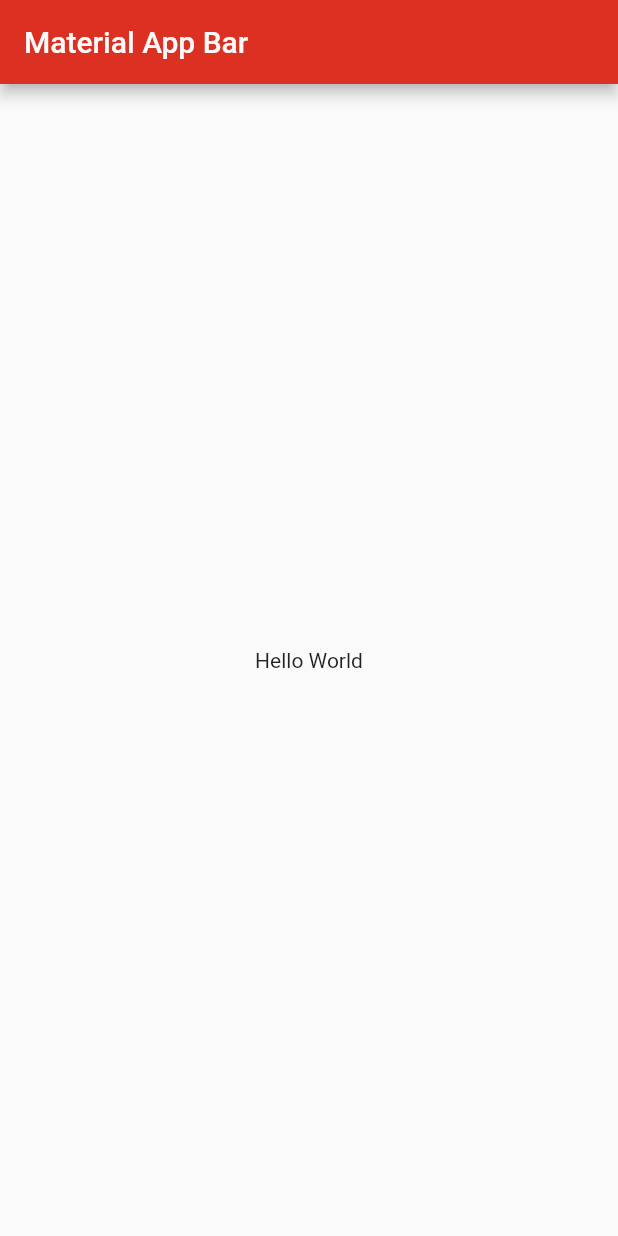
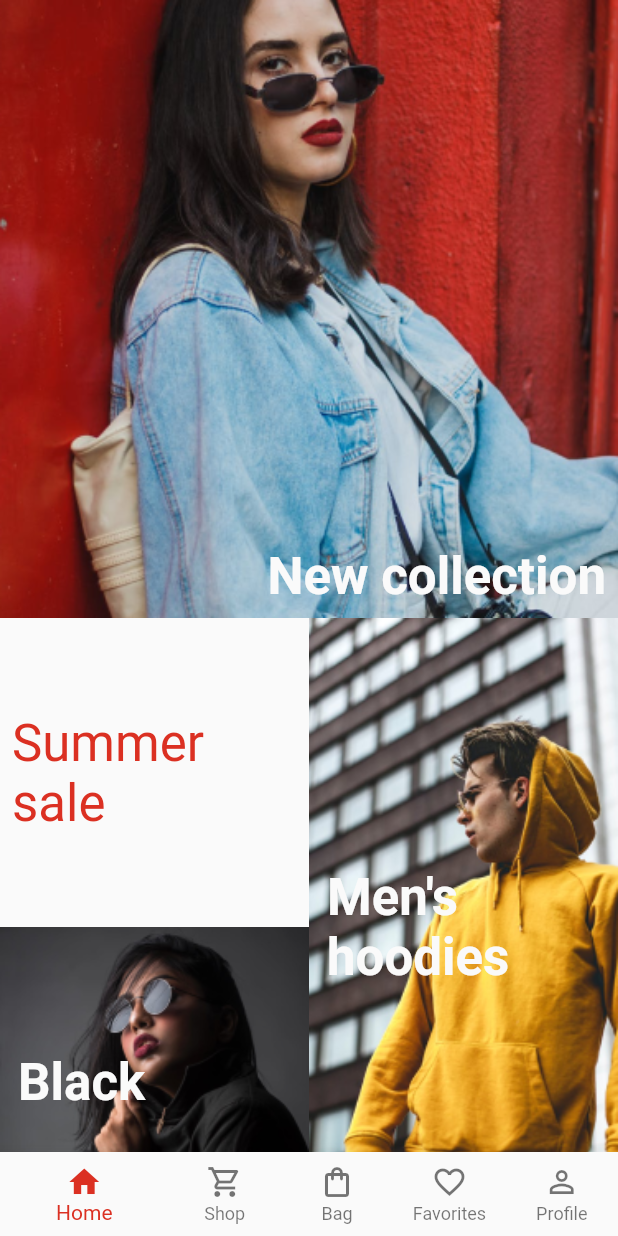
Before and after one commit to egemenongel/flutter_e-commerce_app, a Flutter app: the screen it shows after launch, on a phone screen of 412 x 824 dp. Run offline on Flutter 3.47's test engine with Material 2 defaults, Android fonts, the phone set to English and light mode, and no system bars.

Commit message:
Create home view UI

```diff
--- a/lib/core/extensions/theme/color_wheel.dart
+++ b/lib/core/extensions/theme/color_wheel.dart
@@ -3,6 +3,7 @@ import 'package:flutter/cupertino.dart';
 class ColorWheel {
   static const Color shojohiRed = Color(0xffdb3022);
   static const Color doctorWhite = Color(0xfffafafa);
+  static const Color totallyBlack = Color(0xff20201D);
   static const Color poppyGlow = Color(0xffF58945);
   static const Color lemonTart = Color(0xffFFDE69);
   static const Color unbleached = Color(0xffFBF9F6);
--- a/lib/core/extensions/theme/light/app_theme_light.dart
+++ b/lib/core/extensions/theme/light/app_theme_light.dart
@@ -12,19 +12,26 @@ class AppThemeLight extends AppTheme {
 
   @override
   ThemeData get theme => ThemeData(
-        colorScheme: _appColorScheme,
-      );
+      colorScheme: _appColorScheme,
+      bottomNavigationBarTheme: const BottomNavigationBarThemeData(
+        selectedItemColor: ColorWheel.shojohiRed,
+        unselectedItemColor: Colors.black54,
+        showUnselectedLabels: true,
+        selectedIconTheme: IconThemeData(
+          color: ColorWheel.shojohiRed,
+        ),
+      ).copyWith());
   ColorScheme get _appColorScheme {
     return const ColorScheme(
       primary: ColorWheel.shojohiRed,
       onPrimary: ColorWheel.doctorWhite,
       secondary: ColorWheel.shojohiRed,
-      onSecondary: Colors.grey,
-      background: Colors.white,
-      onBackground: Colors.grey,
-      surface: Colors.white,
+      onSecondary: ColorWheel.doctorWhite,
+      background: ColorWheel.doctorWhite,
+      onBackground: ColorWheel.shojohiRed,
+      surface: ColorWheel.doctorWhite,
       error: Colors.red,
-      onError: Colors.white,
+      onError: ColorWheel.doctorWhite,
       onSurface: Colors.grey,
       brightness: Brightness.light,
     );
--- /dev/null
+++ b/lib/features/bag/bag_view.dart
@@ -0,0 +1,10 @@
+import 'package:flutter/material.dart';
+
+class BagView extends StatelessWidget {
+  const BagView({Key? key}) : super(key: key);
+
+  @override
+  Widget build(BuildContext context) {
+    return const Center(child: Text('Bag'));
+  }
+}
--- /dev/null
+++ b/lib/features/bottom_nav_bar.dart
@@ -0,0 +1,51 @@
+import 'package:ecommerce_app/features/bag/bag_view.dart';
+import 'package:ecommerce_app/features/favorites/favorites_view.dart';
+import 'package:ecommerce_app/features/home/view/home_view.dart';
+import 'package:ecommerce_app/features/profile/profile.dart';
+import 'package:ecommerce_app/features/shop/shop_view.dart';
+import 'package:flutter/material.dart';
+
+class BottomNavBar extends StatefulWidget {
+  const BottomNavBar({Key? key}) : super(key: key);
+
+  @override
+  State<BottomNavBar> createState() => _BottomNavBarState();
+}
+
+class _BottomNavBarState extends State<BottomNavBar> {
+  int _selectedIndex = 0;
+  void _onItemTapped(int index) {
+    setState(() {
+      _selectedIndex = index;
+    });
+  }
+
+  static const List<Widget> _homeSubViews = <Widget>[
+    HomeView(),
+    ShopView(),
+    BagView(),
+    FavoritesView(),
+    ProfileView(),
+  ];
+
+  @override
+  Widget build(BuildContext context) {
+    return Scaffold(
+      body: _homeSubViews.elementAt(_selectedIndex),
+      bottomNavigationBar: BottomNavigationBar(
+          onTap: _onItemTapped,
+          currentIndex: _selectedIndex,
+          items: const [
+            BottomNavigationBarItem(icon: Icon(Icons.home), label: 'Home'),
+            BottomNavigationBarItem(
+                icon: Icon(Icons.shopping_cart_outlined), label: 'Shop'),
+            BottomNavigationBarItem(
+                icon: Icon(Icons.shopping_bag_outlined), label: 'Bag'),
+            BottomNavigationBarItem(
+                icon: Icon(Icons.favorite_border), label: 'Favorites'),
+            BottomNavigationBarItem(
+                icon: Icon(Icons.person_outline_outlined), label: 'Profile'),
+          ]),
+    );
+  }
+}
--- /dev/null
+++ b/lib/features/favorites/favorites_view.dart
@@ -0,0 +1,10 @@
+import 'package:flutter/material.dart';
+
+class FavoritesView extends StatelessWidget {
+  const FavoritesView({Key? key}) : super(key: key);
+
+  @override
+  Widget build(BuildContext context) {
+    return const Center(child: Text('Favorites'));
+  }
+}
--- a/lib/features/home/view/home_view.dart
+++ b/lib/features/home/view/home_view.dart
@@ -1,3 +1,4 @@
+import 'package:ecommerce_app/core/extensions/context_extension.dart';
 import 'package:flutter/material.dart';
 
 class HomeView extends StatelessWidget {
@@ -5,15 +6,131 @@ class HomeView extends StatelessWidget {
 
   @override
   Widget build(BuildContext context) {
-    return Scaffold(
-      appBar: AppBar(
-        title: const Text('Material App Bar'),
-      ),
-      body: Center(
-        child: Container(
-          child: const Text('Hello World'),
-        ),
+    return SingleChildScrollView(
+      child: Column(
+        children: [
+          _buildTopBox(context),
+          Container(
+            height: context.height / 2,
+            color: context.colors.onPrimary,
+            child: Row(
+              children: [
+                SizedBox(
+                  width: context.width / 2,
+                  child: Column(
+                    children: [
+                      _buildSaleBox(context),
+                      _buildBlackBox(context),
+                    ],
+                  ),
+                ),
+                _buildHoodiesBox(context)
+              ],
+            ),
+          ),
+        ],
       ),
     );
   }
 }
+
+SizedBox _buildTopBox(BuildContext context) {
+  return SizedBox(
+      height: context.height / 2,
+      child: Stack(
+        fit: StackFit.expand,
+        children: [
+          Image.asset(
+            fit: BoxFit.fill,
+            'assets/images/image_1.png',
+          ),
+          Align(
+            alignment: Alignment.bottomRight,
+            child: Padding(
+              padding: const EdgeInsets.all(8.0),
+              child: Text(
+                'New collection',
+                style: context.textTheme.headline4!.copyWith(
+                  color: context.colors.onSecondary,
+                  fontWeight: FontWeight.bold,
+                ),
+              ),
+            ),
+          )
+        ],
+      ));
+}
+
+SizedBox _buildSaleBox(BuildContext context) {
+  return SizedBox(
+    height: context.height / 4,
+    child: Center(
+      child: Padding(
+        padding: const EdgeInsets.all(8.0),
+        child: Text('Summer sale',
+            style: context.textTheme.headline4!.copyWith(
+              color: context.colors.primary,
+            )),
+      ),
+    ),
+  );
+}
+
+SizedBox _buildBlackBox(BuildContext context) {
+  return SizedBox(
+    height: context.height / 4,
+    child: Stack(
+      alignment: Alignment.center,
+      fit: StackFit.expand,
+      children: [
+        Image.asset(
+          fit: BoxFit.fill,
+          'assets/images/image_3.png',
+        ),
+        Align(
+          alignment: Alignment.centerLeft,
+          child: Padding(
+            padding: const EdgeInsets.all(12.0),
+            child: Text(
+              'Black',
+              style: context.textTheme.headline4!.copyWith(
+                color: context.colors.onSecondary,
+                fontWeight: FontWeight.bold,
+              ),
+            ),
+          ),
+        )
+      ],
+    ),
+  );
+}
+
+Container _buildHoodiesBox(BuildContext context) {
+  return Container(
+    color: Colors.red,
+    width: context.width / 2,
+    child: Stack(
+      alignment: Alignment.center,
+      fit: StackFit.expand,
+      children: [
+        Image.asset(
+          fit: BoxFit.fill,
+          'assets/images/image_2.png',
+        ),
+        Align(
+          alignment: Alignment.center,
+          child: Padding(
+            padding: const EdgeInsets.all(12.0),
+            child: Text(
+              'Men\'s hoodies',
+              style: context.textTheme.headline4!.copyWith(
+                color: context.colors.onSecondary,
+                fontWeight: FontWeight.bold,
+              ),
+            ),
+          ),
+        )
+      ],
+    ),
+  );
+}
--- /dev/null
+++ b/lib/features/profile/profile.dart
@@ -0,0 +1,12 @@
+import 'package:flutter/material.dart';
+
+class ProfileView extends StatelessWidget {
+  const ProfileView({Key? key}) : super(key: key);
+
+  @override
+  Widget build(BuildContext context) {
+    return const Center(
+      child: Text('Profile'),
+    );
+  }
+}
--- /dev/null
+++ b/lib/features/shop/shop_view.dart
@@ -0,0 +1,10 @@
+import 'package:flutter/material.dart';
+
+class ShopView extends StatelessWidget {
+  const ShopView({Key? key}) : super(key: key);
+
+  @override
+  Widget build(BuildContext context) {
+    return const Center(child: Text('Shop'));
+  }
+}
--- a/lib/main.dart
+++ b/lib/main.dart
@@ -1,5 +1,5 @@
 import 'package:ecommerce_app/core/extensions/theme/theme_notifier.dart';
-import 'package:ecommerce_app/features/home/view/home_view.dart';
+import 'package:ecommerce_app/features/bottom_nav_bar.dart';
 import 'package:flutter/material.dart';
 import 'package:provider/provider.dart';
 
@@ -16,7 +16,7 @@ class MyApp extends StatelessWidget {
   Widget build(BuildContext context) {
     return MaterialApp(
       title: 'Ecommerce App',
-      home: const HomeView(),
+      home: const BottomNavBar(),
       theme: context.watch<ThemeNotifier>().currentTheme,
     );
   }
--- a/pubspec.yaml
+++ b/pubspec.yaml
@@ -60,8 +60,8 @@ flutter:
   uses-material-design: true
 
   # To add assets to your application, add an assets section, like this:
-  # assets:
-  #   - images/a_dot_burr.jpeg
+  assets:
+    - assets/images/
   #   - images/a_dot_ham.jpeg
 
   # An image asset can refer to one or more resolution-specific "variants", see
```
Also changed, not shown: assets/images/image_1.png (added), assets/images/image_2.png (added), assets/images/image_3.png (added).
